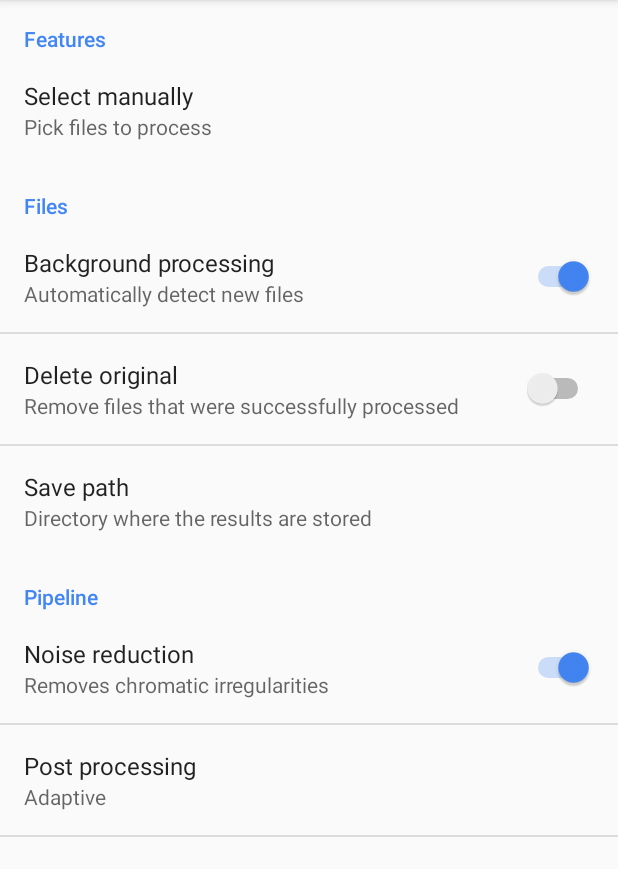
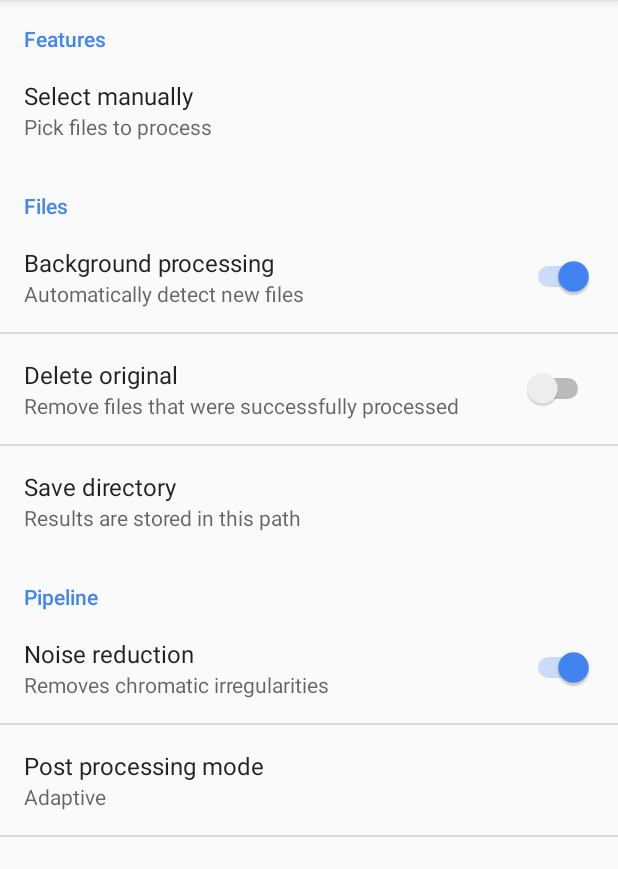
Before and after one commit to amirzaidi/DNGProcessor, an Android app: the screen it shows after launch (MainActivity), on a phone screen of 412 x 824 dp, the part 84-953 px from its top. Run offline under Robolectric (Android 15) with nearby library versions, the phone set to English and light mode, and no system bars.

Commit message:
Update strings

```diff
--- a/app/src/main/res/values/strings.xml
+++ b/app/src/main/res/values/strings.xml
@@ -10,14 +10,14 @@
     <string name="pref_background_process_desc">Automatically detect new files</string>
     <string name="pref_delete_original_title">Delete original</string>
     <string name="pref_delete_original_desc">Remove files that were successfully processed</string>
-    <string name="pref_save_path_title">Save path</string>
-    <string name="pref_save_path_desc">Directory where the results are stored</string>
+    <string name="pref_save_path_title">Save directory</string>
+    <string name="pref_save_path_desc">Results are stored in this path</string>
     <string name="pref_save_path_default">DCIM/Processed</string>
 
     <string name="category_pipeline">Pipeline</string>
     <string name="pref_noise_reduce_title">Noise reduction</string>
     <string name="pref_noise_reduce_desc">Removes chromatic irregularities</string>
-    <string name="pref_post_process_title">Post processing</string>
+    <string name="pref_post_process_title">Post processing mode</string>
     <string name="post_processing_disabled">Disabled</string>
     <string name="post_processing_adaptive">Adaptive</string>
     <string name="post_processing_boosted">Boosted</string>
```
